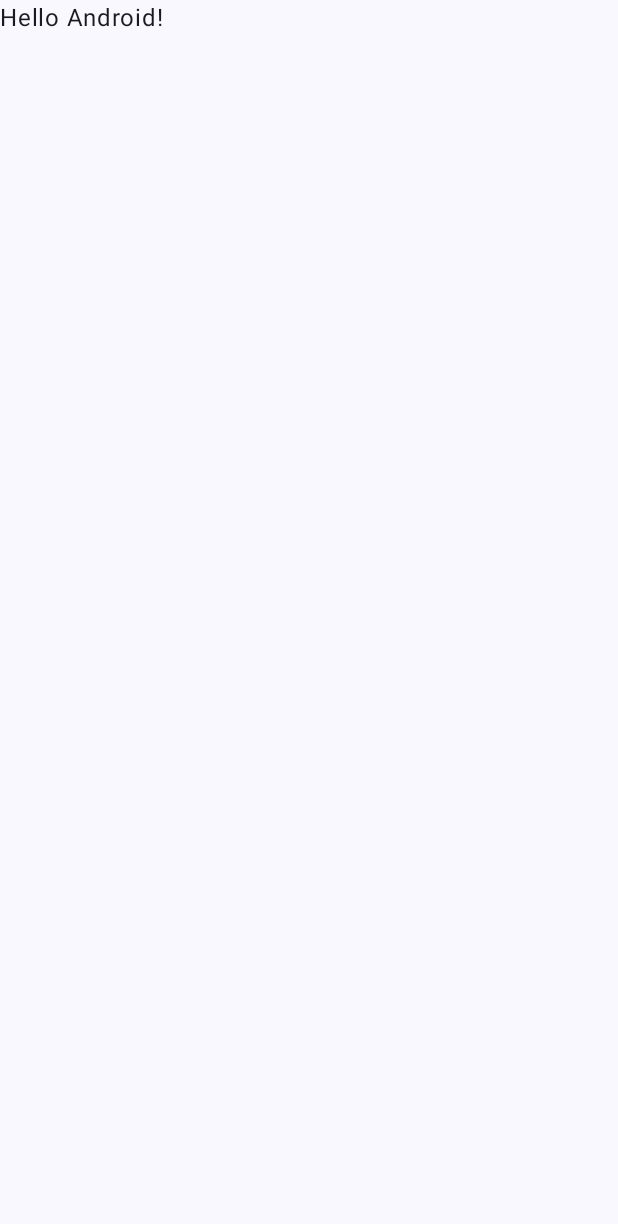
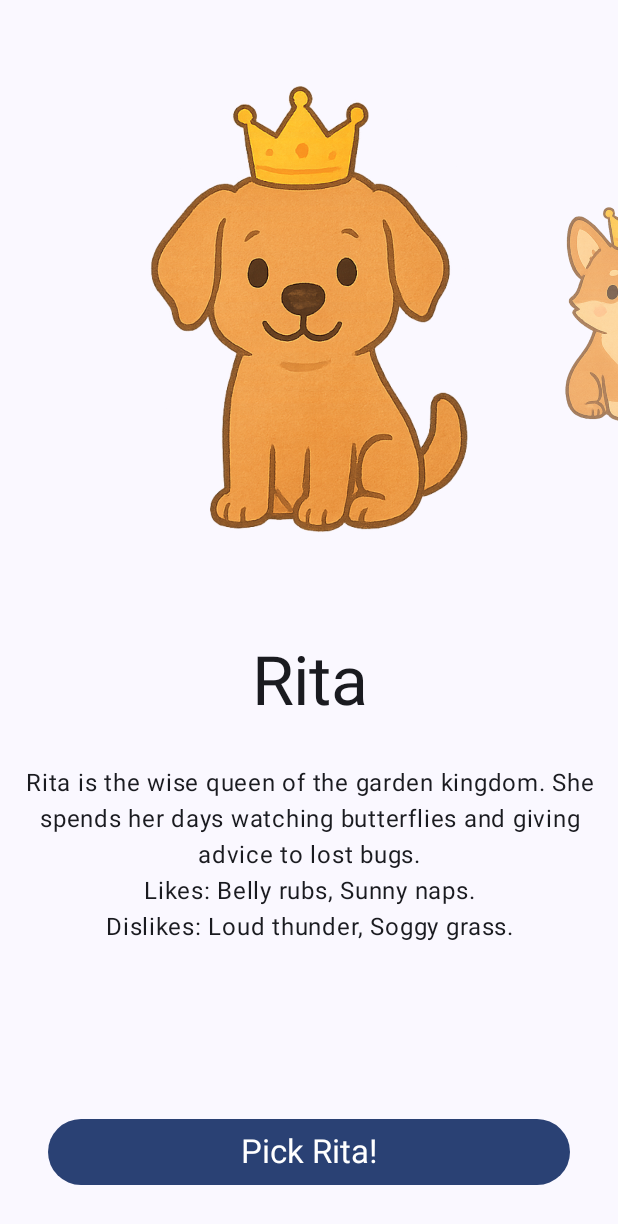
Before and after one commit to pelotasplus/nqueens, an Android app built with Jetpack Compose: the screen it shows after launch (MainActivity), on a phone screen of 412 x 824 dp. Before the commit the part shown is almost empty. Shown: the top 1224 px of the screen. Run offline under Robolectric (Android 15) with nearby library versions, the light colour scheme and no system bars; our stand-ins replace Dagger/Hilt's generated code.

Commit message:
Navigation w/ avatar selection screen

```diff
--- a/app/build.gradle.kts
+++ b/app/build.gradle.kts
@@ -4,6 +4,7 @@ plugins {
     alias(libs.plugins.kotlin.compose)
     id("kotlin-kapt")
     alias(libs.plugins.dagger.hilt)
+    alias(libs.plugins.kotlinx.serialization)
 }
 
 android {
@@ -57,6 +58,10 @@ dependencies {
     implementation(libs.androidx.material3)
     implementation(libs.dagger.hilt.android)
     implementation(libs.dagger.hilt.navigation.compose)
+    implementation(libs.kotlinx.serialization.json)
+    implementation(libs.androidx.navigation.compose)
+    implementation(libs.androidx.lifecycle.viewmodel.ktx)
+    implementation(libs.androidx.lifecycle.viewmodel.compose)
 
     kapt(libs.dagger.hilt.compiler)
 
@@ -66,6 +71,7 @@ dependencies {
     androidTestImplementation(libs.androidx.espresso.core)
     androidTestImplementation(platform(libs.androidx.compose.bom))
     androidTestImplementation(libs.androidx.ui.test.junit4)
+    androidTestImplementation(libs.androidx.navigation.testing)
 
     debugImplementation(libs.androidx.ui.tooling)
     debugImplementation(libs.androidx.ui.test.manifest)
--- a/app/src/main/java/pl/pelotasplus/queens/MainActivity.kt
+++ b/app/src/main/java/pl/pelotasplus/queens/MainActivity.kt
@@ -5,13 +5,11 @@ import androidx.activity.ComponentActivity
 import androidx.activity.compose.setContent
 import androidx.activity.enableEdgeToEdge
 import androidx.compose.foundation.layout.fillMaxSize
-import androidx.compose.foundation.layout.padding
 import androidx.compose.material3.Scaffold
-import androidx.compose.material3.Text
-import androidx.compose.runtime.Composable
 import androidx.compose.ui.Modifier
-import androidx.compose.ui.tooling.preview.Preview
+import androidx.navigation.compose.rememberNavController
 import dagger.hilt.android.AndroidEntryPoint
+import pl.pelotasplus.queens.navigation.MainNavigation
 import pl.pelotasplus.queens.ui.theme.NQueensTheme
 
 @AndroidEntryPoint
@@ -22,28 +20,12 @@ class MainActivity : ComponentActivity() {
         setContent {
             NQueensTheme {
                 Scaffold(modifier = Modifier.fillMaxSize()) { innerPadding ->
-                    Greeting(
-                        name = "Android",
-                        modifier = Modifier.padding(innerPadding)
+                    MainNavigation(
+                        navController = rememberNavController(),
+                        paddingValues = innerPadding
                     )
                 }
             }
         }
     }
 }
-
-@Composable
-fun Greeting(name: String, modifier: Modifier = Modifier) {
-    Text(
-        text = "Hello $name!",
-        modifier = modifier
-    )
-}
-
-@Preview(showBackground = true)
-@Composable
-fun GreetingPreview() {
-    NQueensTheme {
-        Greeting("Android")
-    }
-}
--- /dev/null
+++ b/app/src/main/java/pl/pelotasplus/queens/core/ObserveEffects.kt
@@ -0,0 +1,28 @@
+package pl.pelotasplus.queens.core
+
+import androidx.compose.runtime.Composable
+import androidx.compose.runtime.LaunchedEffect
+import androidx.compose.runtime.getValue
+import androidx.compose.runtime.rememberUpdatedState
+import androidx.lifecycle.Lifecycle
+import androidx.lifecycle.compose.LocalLifecycleOwner
+import androidx.lifecycle.repeatOnLifecycle
+import kotlinx.coroutines.Dispatchers
+import kotlinx.coroutines.flow.Flow
+import kotlinx.coroutines.withContext
+
+@Composable
+fun <Effect> ObserveEffects(
+    effects: Flow<Effect>,
+    onEffect: suspend (Effect) -> Unit
+) {
+    val lifecycleObserver = LocalLifecycleOwner.current
+    val latestCallback by rememberUpdatedState(onEffect)
+    LaunchedEffect(effects, lifecycleObserver.lifecycle) {
+        lifecycleObserver.lifecycle.repeatOnLifecycle(Lifecycle.State.STARTED) {
+            withContext(Dispatchers.Main.immediate) {
+                effects.collect { latestCallback(it) }
+            }
+        }
+    }
+}
--- /dev/null
+++ b/app/src/main/java/pl/pelotasplus/queens/data/AvatarRepository.kt
@@ -0,0 +1,41 @@
+package pl.pelotasplus.queens.data
+
+import kotlinx.coroutines.flow.Flow
+import kotlinx.coroutines.flow.flowOf
+import pl.pelotasplus.queens.R
+import pl.pelotasplus.queens.domain.model.Avatar
+import javax.inject.Inject
+
+class AvatarRepository @Inject constructor() {
+
+    fun getAvatars(): Flow<List<Avatar>> {
+        return flowOf(
+            listOf(
+                Avatar(
+                    id = 1,
+                    name = "Rita",
+                    bio = "Rita is the wise queen of the garden kingdom. She spends her days watching butterflies and giving advice to lost bugs.\nLikes: Belly rubs, Sunny naps.\nDislikes: Loud thunder, Soggy grass.",
+                    image = R.drawable.avatar1
+                ),
+                Avatar(
+                    id = 2,
+                    name = "Lola",
+                    bio = "Lola is the fastest tail-wagger in the land! She's always ready for an adventure, especially if it involves snacks.\nLikes: Cheese cubes, Chasing her tail.\nDislikes: Vacuums, Bedtime.",
+                    image = R.drawable.avatar2
+                ),
+                Avatar(
+                    id = 3,
+                    name = "Jack",
+                    bio = "Jack is the brave protector of the backyard realm. He barks at anything suspicious and dreams of heroic squirrel chases.\nLikes: Squirrels, Barking.\nDislikes: Mailman, Snakes.",
+                    image = R.drawable.avatar3
+                ),
+                Avatar(
+                    id = 4,
+                    name = "Pablo",
+                    bio = "Pablo is the royal artist, known for decorating his doghouse with leaves and sticks. He's got a big heart and a goofy grin.\nLikes: Mud puddles, Music.\nDislikes: Baths, Closed doors.",
+                    image = R.drawable.avatar4
+                )
+            )
+        )
+    }
+}
--- /dev/null
+++ b/app/src/main/java/pl/pelotasplus/queens/domain/model/Avatar.kt
@@ -0,0 +1,10 @@
+package pl.pelotasplus.queens.domain.model
+
+import androidx.annotation.DrawableRes
+
+data class Avatar(
+    val id: Int,
+    val name: String,
+    val bio: String,
+    @DrawableRes val image: Int
+)
--- /dev/null
+++ b/app/src/main/java/pl/pelotasplus/queens/features/pick_avatar/PickAvatarScreen.kt
@@ -0,0 +1,189 @@
+package pl.pelotasplus.queens.features.pick_avatar
+
+import androidx.compose.foundation.Image
+import androidx.compose.foundation.background
+import androidx.compose.foundation.layout.Box
+import androidx.compose.foundation.layout.Column
+import androidx.compose.foundation.layout.PaddingValues
+import androidx.compose.foundation.layout.Spacer
+import androidx.compose.foundation.layout.fillMaxSize
+import androidx.compose.foundation.layout.fillMaxWidth
+import androidx.compose.foundation.layout.padding
+import androidx.compose.foundation.pager.HorizontalPager
+import androidx.compose.foundation.pager.rememberPagerState
+import androidx.compose.foundation.shape.RoundedCornerShape
+import androidx.compose.material3.Button
+import androidx.compose.material3.MaterialTheme
+import androidx.compose.material3.Text
+import androidx.compose.runtime.Composable
+import androidx.compose.runtime.LaunchedEffect
+import androidx.compose.runtime.getValue
+import androidx.compose.runtime.mutableStateOf
+import androidx.compose.runtime.remember
+import androidx.compose.runtime.setValue
+import androidx.compose.runtime.snapshotFlow
+import androidx.compose.ui.Alignment
+import androidx.compose.ui.Modifier
+import androidx.compose.ui.draw.clip
+import androidx.compose.ui.graphics.Color
+import androidx.compose.ui.graphics.graphicsLayer
+import androidx.compose.ui.res.painterResource
+import androidx.compose.ui.text.style.TextAlign
+import androidx.compose.ui.tooling.preview.Preview
+import androidx.compose.ui.unit.dp
+import androidx.compose.ui.util.lerp
+import androidx.hilt.navigation.compose.hiltViewModel
+import androidx.lifecycle.compose.collectAsStateWithLifecycle
+import pl.pelotasplus.queens.R
+import pl.pelotasplus.queens.core.ObserveEffects
+import pl.pelotasplus.queens.domain.model.Avatar
+import pl.pelotasplus.queens.ui.theme.NQueensTheme
+import kotlin.math.absoluteValue
+
+@Composable
+fun PickAvatarScreen(
+    modifier: Modifier = Modifier,
+    viewModel: PickAvatarViewModel = hiltViewModel(),
+    goToSelectBoardSize: (Avatar) -> Unit
+) {
+    val state by viewModel.state.collectAsStateWithLifecycle()
+
+    ObserveEffects(viewModel.effect) { effect ->
+        when (effect) {
+            is PickAvatarViewModel.Effect.GoToSelectBoardSize -> {
+                goToSelectBoardSize(effect.avatar)
+            }
+        }
+
+    }
+
+    PickAvatarContent(
+        modifier = modifier,
+        state = state,
+        onAvatarSelected = {
+            viewModel.handleEvent(PickAvatarViewModel.Event.AvatarSelected(it))
+        }
+    )
+}
+
+@Composable
+private fun PickAvatarContent(
+    state: PickAvatarViewModel.State,
+    modifier: Modifier = Modifier,
+    onAvatarSelected: (Avatar) -> Unit = {}
+) {
+    val pagerState = rememberPagerState(pageCount = {
+        state.avatars.size
+    })
+
+    var selectedAvatar by remember { mutableStateOf<Avatar?>(null) }
+
+    LaunchedEffect(pagerState) {
+        snapshotFlow { pagerState.currentPage }.collect { page ->
+            selectedAvatar = state.avatars[page]
+        }
+    }
+
+    Column(
+        modifier = modifier
+    ) {
+        HorizontalPager(
+            state = pagerState,
+            contentPadding = PaddingValues(horizontal = 100.dp),
+            modifier = Modifier.weight(0.5f)
+        ) { currentPage ->
+            val avatar = state.avatars[currentPage]
+            Box {
+                Image(
+                    painter = painterResource(id = avatar.image),
+                    contentDescription = avatar.bio,
+                    modifier = Modifier
+                        .align(Alignment.Center)
+                        .clip(RoundedCornerShape(16.dp))
+                        .graphicsLayer {
+                            val pageOffset =
+                                ((pagerState.currentPage - currentPage) + pagerState.currentPageOffsetFraction).absoluteValue
+
+                            lerp(
+                                start = 0.5f,
+                                stop = 1f,
+                                fraction = 1f - pageOffset.coerceIn(0f, 1f)
+                            ).also { scale ->
+                                scaleX = scale
+                                scaleY = scale
+                            }
+
+                            alpha = lerp(
+                                start = 0.75f,
+                                stop = 1f,
+                                fraction = 1f - pageOffset.coerceIn(0f, 1f)
+                            )
+
+                        }
+                        .fillMaxSize()
+                )
+            }
+        }
+
+        Column(modifier = Modifier.weight(0.5f)) {
+            Text(
+                text = selectedAvatar?.name.orEmpty(),
+                style = MaterialTheme.typography.displayMedium,
+                modifier = Modifier
+                    .align(Alignment.CenterHorizontally)
+                    .padding(16.dp)
+            )
+
+            Text(
+                text = selectedAvatar?.bio.orEmpty(),
+                style = MaterialTheme.typography.bodyLarge,
+                textAlign = TextAlign.Center,
+                modifier = Modifier
+                    .align(Alignment.CenterHorizontally)
+                    .padding(16.dp)
+            )
+
+            Spacer(modifier = Modifier.weight(1f))
+
+            Button(
+                modifier = Modifier
+                    .align(Alignment.CenterHorizontally)
+                    .fillMaxWidth()
+                    .padding(32.dp),
+                onClick = {
+                    selectedAvatar?.let { onAvatarSelected(it) }
+                }
+            ) {
+                Text(
+                    "Pick ${selectedAvatar?.name.orEmpty()}!",
+                    style = MaterialTheme.typography.titleLarge
+                )
+            }
+        }
+    }
+}
+
+@Preview(showBackground = true, showSystemUi = true)
+@Composable
+private fun PickAvatarContentPreview() {
+    NQueensTheme {
+        PickAvatarContent(
+            state = PickAvatarViewModel.State(
+                avatars = listOf(
+                    Avatar(
+                        id = 1,
+                        name = "Rita",
+                        bio = "Rita is the wise queen of the garden kingdom. She spends her days watching butterflies and giving advice to lost bugs. Likes: Belly rubs, Sunny naps. Dislikes: Loud thunder, Soggy grass.",
+                        image = R.drawable.avatar1
+                    ),
+                    Avatar(
+                        id = 2,
+                        name = "Lola",
+                        bio = "Lola is the fastest tail-wagger in the land! She's always ready for an adventure, especially if it involves snacks. Likes: Cheese cubes, Chasing her tail. Dislikes: Vacuums, Bedtime.",
+                        image = R.drawable.avatar2
+                    ),
+                )
+            )
+        )
+    }
+}
--- /dev/null
+++ b/app/src/main/java/pl/pelotasplus/queens/features/pick_avatar/PickAvatarViewModel.kt
@@ -0,0 +1,71 @@
+package pl.pelotasplus.queens.features.pick_avatar
+
+import androidx.lifecycle.ViewModel
+import androidx.lifecycle.viewModelScope
+import dagger.hilt.android.lifecycle.HiltViewModel
+import kotlinx.coroutines.channels.Channel
+import kotlinx.coroutines.flow.MutableStateFlow
+import kotlinx.coroutines.flow.asStateFlow
+import kotlinx.coroutines.flow.launchIn
+import kotlinx.coroutines.flow.onEach
+import kotlinx.coroutines.flow.receiveAsFlow
+import kotlinx.coroutines.flow.update
+import kotlinx.coroutines.launch
+import pl.pelotasplus.queens.data.AvatarRepository
+import pl.pelotasplus.queens.domain.model.Avatar
+import javax.inject.Inject
+
+@HiltViewModel
+class PickAvatarViewModel @Inject constructor(
+    private val avatarRepository: AvatarRepository
+) : ViewModel() {
+
+    private val _state = MutableStateFlow(State())
+    val state = _state.asStateFlow()
+
+    private val _effect = Channel<Effect>()
+    val effect = _effect.receiveAsFlow()
+
+    init {
+        handleEvent(Event.LoadAvatars)
+    }
+
+    fun handleEvent(event: Event) {
+        when (event) {
+            is Event.AvatarSelected -> {
+                viewModelScope.launch {
+                    _effect.send(Effect.GoToSelectBoardSize(event.avatar))
+                }
+            }
+
+            Event.LoadAvatars -> {
+                loadAvatars()
+            }
+        }
+    }
+
+    private fun loadAvatars() {
+        avatarRepository.getAvatars()
+            .onEach { avatars ->
+                _state.update {
+                    it.copy(
+                        avatars = avatars
+                    )
+                }
+            }
+            .launchIn(viewModelScope)
+    }
+
+    data class State(
+        val avatars: List<Avatar> = emptyList()
+    )
+
+    sealed interface Effect {
+        data class GoToSelectBoardSize(val avatar: Avatar) : Effect
+    }
+
+    sealed interface Event {
+        data class AvatarSelected(val avatar: Avatar) : Event
+        data object LoadAvatars: Event
+    }
+}
--- /dev/null
+++ b/app/src/main/java/pl/pelotasplus/queens/navigation/MainNavigation.kt
@@ -0,0 +1,52 @@
+package pl.pelotasplus.queens.navigation
+
+import androidx.compose.foundation.layout.PaddingValues
+import androidx.compose.foundation.layout.padding
+import androidx.compose.runtime.Composable
+import androidx.compose.ui.Modifier
+import androidx.navigation.NavHostController
+import androidx.navigation.compose.NavHost
+import androidx.navigation.compose.composable
+import kotlinx.serialization.Serializable
+import pl.pelotasplus.queens.features.game_screen.GameScreen
+import pl.pelotasplus.queens.features.pick_avatar.PickAvatarScreen
+import pl.pelotasplus.queens.features.select_board_size.SelectBoardSizeScreen
+
+sealed interface MainDestinations {
+    @Serializable
+    data object PickAvatar : MainDestinations
+
+    @Serializable
+    data object SelectBoardSize : MainDestinations
+
+    @Serializable
+    data object GameScreen : MainDestinations
+}
+
+@Composable
+fun MainNavigation(
+    navController: NavHostController,
+    paddingValues: PaddingValues
+) {
+    NavHost(
+        modifier = Modifier.Companion.padding(paddingValues),
+        navController = navController,
+        startDestination = MainDestinations.PickAvatar
+    ) {
+        composable<MainDestinations.PickAvatar> {
+            PickAvatarScreen(
+                goToSelectBoardSize = {
+                    navController.navigate(MainDestinations.SelectBoardSize)
+                }
+            )
+        }
+
+        composable<MainDestinations.SelectBoardSize> {
+            SelectBoardSizeScreen()
+        }
+
+        composable<MainDestinations.GameScreen> {
+            GameScreen()
+        }
+    }
+}
--- a/build.gradle.kts
+++ b/build.gradle.kts
@@ -4,4 +4,5 @@ plugins {
     alias(libs.plugins.kotlin.android) apply false
     alias(libs.plugins.kotlin.compose) apply false
     alias(libs.plugins.dagger.hilt) apply false
+    alias(libs.plugins.kotlinx.serialization) apply false
 }
```
Also changed, not shown: app/src/main/java/pl/pelotasplus/queens/features/game_screen/GameScreen.kt (added, +13 -0 lines), app/src/main/java/pl/pelotasplus/queens/features/select_board_size/SelectBoardSizeScreen.kt (added, +12 -0 lines), gradle/libs.versions.toml (+10 -2 lines), app/src/main/res/drawable/avatar1.png (added), app/src/main/res/drawable/avatar2.png (added), app/src/main/res/drawable/avatar3.png (added), app/src/main/res/drawable/avatar4.png (added).
